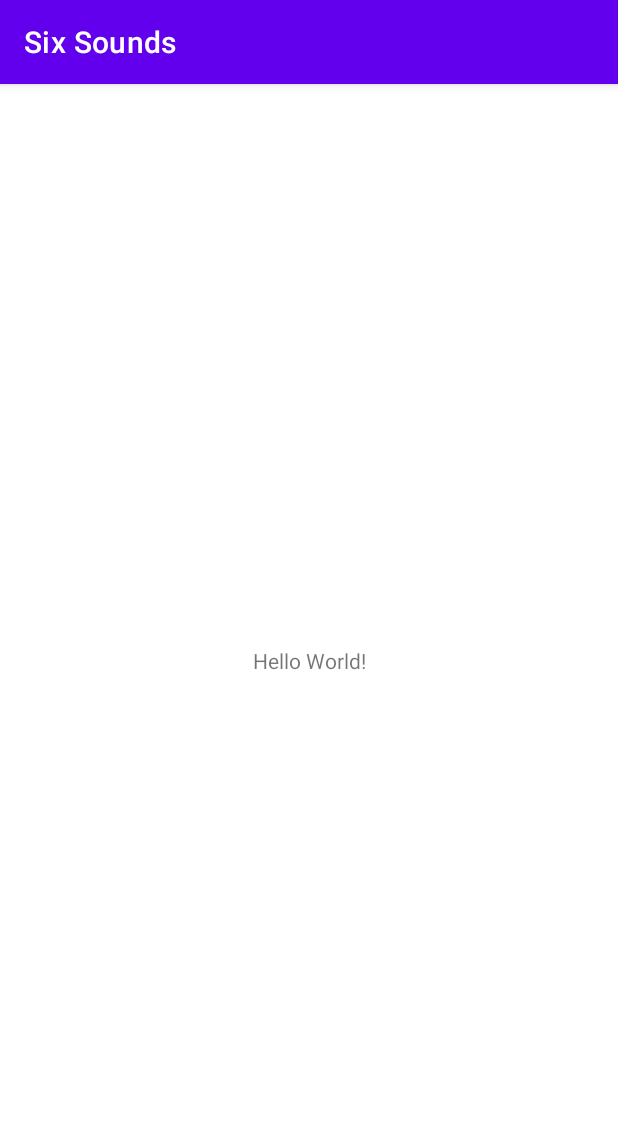
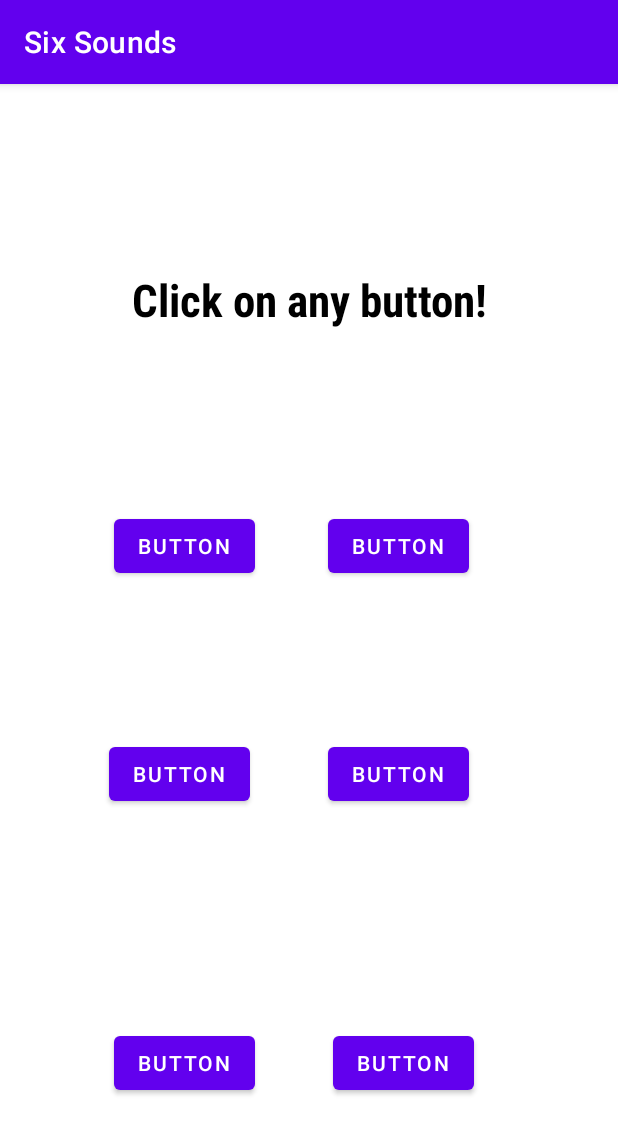
Before and after one commit to Jfecoren/AS_FirstApp, an Android app: the screen it shows after launch (MainActivity), on a phone screen of 412 x 824 dp. Shown: the top 1134 px of the screen. Run offline under Robolectric (Android 15) with nearby library versions, the phone set to English and light mode, and no system bars.

Commit message:
buttons added to layout

```diff
--- a/app/src/main/res/layout/activity_main.xml
+++ b/app/src/main/res/layout/activity_main.xml
@@ -9,10 +9,91 @@
     <TextView
         android:layout_width="wrap_content"
         android:layout_height="wrap_content"
-        android:text="Hello World!"
+        android:fontFamily="sans-serif-condensed"
+        android:text="@string/title"
+        android:textAlignment="center"
+        android:textColor="#000000"
+        android:textSize="30sp"
+        android:textStyle="bold"
         app:layout_constraintBottom_toBottomOf="parent"
         app:layout_constraintLeft_toLeftOf="parent"
         app:layout_constraintRight_toRightOf="parent"
+        app:layout_constraintTop_toTopOf="parent"
+        app:layout_constraintVertical_bias="0.17000002" />
+
+    <Button
+        android:id="@+id/button"
+        android:layout_width="wrap_content"
+        android:layout_height="wrap_content"
+        android:layout_marginTop="284dp"
+        android:text="@string/sounds"
+        app:layout_constraintBottom_toTopOf="@+id/button4"
+        app:layout_constraintEnd_toStartOf="@+id/button2"
+        app:layout_constraintHorizontal_bias="0.609"
+        app:layout_constraintStart_toStartOf="parent"
+        app:layout_constraintTop_toTopOf="parent"
+        app:layout_constraintVertical_bias="0.0" />
+
+    <Button
+        android:id="@+id/button2"
+        android:layout_width="wrap_content"
+        android:layout_height="wrap_content"
+        android:layout_marginTop="284dp"
+        android:text="@string/sounds"
+        app:layout_constraintBottom_toTopOf="@+id/button5"
+        app:layout_constraintEnd_toEndOf="parent"
+        app:layout_constraintHorizontal_bias="0.688"
+        app:layout_constraintStart_toStartOf="parent"
+        app:layout_constraintTop_toTopOf="parent"
+        app:layout_constraintVertical_bias="0.0" />
+
+    <Button
+        android:id="@+id/button4"
+        android:layout_width="wrap_content"
+        android:layout_height="wrap_content"
+        android:layout_marginTop="436dp"
+        android:layout_marginEnd="52dp"
+        android:text="@string/sounds"
+        app:layout_constraintEnd_toStartOf="@+id/button5"
+        app:layout_constraintHorizontal_bias="1.0"
+        app:layout_constraintStart_toStartOf="parent"
         app:layout_constraintTop_toTopOf="parent" />
 
+    <Button
+        android:id="@+id/button5"
+        android:layout_width="wrap_content"
+        android:layout_height="wrap_content"
+        android:layout_marginTop="436dp"
+        android:text="@string/sounds"
+        app:layout_constraintEnd_toEndOf="parent"
+        app:layout_constraintHorizontal_bias="0.688"
+        app:layout_constraintStart_toStartOf="parent"
+        app:layout_constraintTop_toTopOf="parent" />
+
+    <Button
+        android:id="@+id/button6"
+        android:layout_width="wrap_content"
+        android:layout_height="wrap_content"
+        android:layout_marginEnd="52dp"
+        android:layout_marginBottom="56dp"
+        android:text="@string/sounds"
+        app:layout_constraintBottom_toBottomOf="parent"
+        app:layout_constraintEnd_toStartOf="@+id/button7"
+        app:layout_constraintHorizontal_bias="1.0"
+        app:layout_constraintStart_toStartOf="parent"
+        app:layout_constraintTop_toBottomOf="@+id/button4"
+        app:layout_constraintVertical_bias="0.803" />
+
+    <Button
+        android:id="@+id/button7"
+        android:layout_width="wrap_content"
+        android:layout_height="wrap_content"
+        android:layout_marginEnd="96dp"
+        android:layout_marginBottom="56dp"
+        android:text="@string/sounds"
+        app:layout_constraintBottom_toBottomOf="parent"
+        app:layout_constraintEnd_toEndOf="parent"
+        app:layout_constraintTop_toBottomOf="@+id/button5"
+        app:layout_constraintVertical_bias="0.803" />
+
 </androidx.constraintlayout.widget.ConstraintLayout>
--- a/app/src/main/res/values/strings.xml
+++ b/app/src/main/res/values/strings.xml
@@ -1,3 +1,7 @@
 <resources>
     <string name="app_name">Six Sounds</string>
+
+    <string name="title">Click on any button!</string>
+
+    <string name="sounds">button</string>
 </resources>
```
